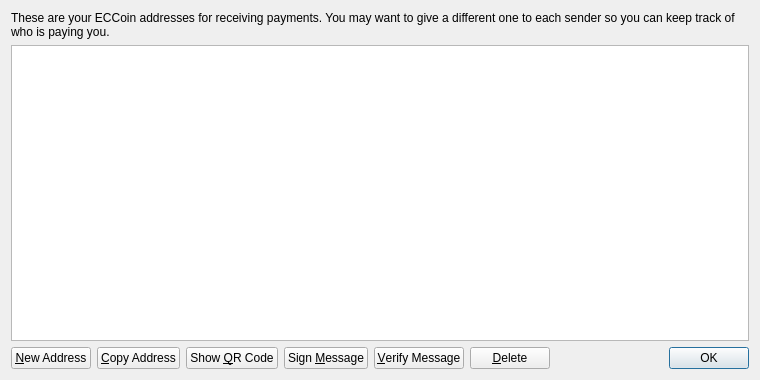
This is src/qt/forms/addressbookpage.ui in project-ecc/eccoin as Qt 5 draws it before an edit. The edited form follows.
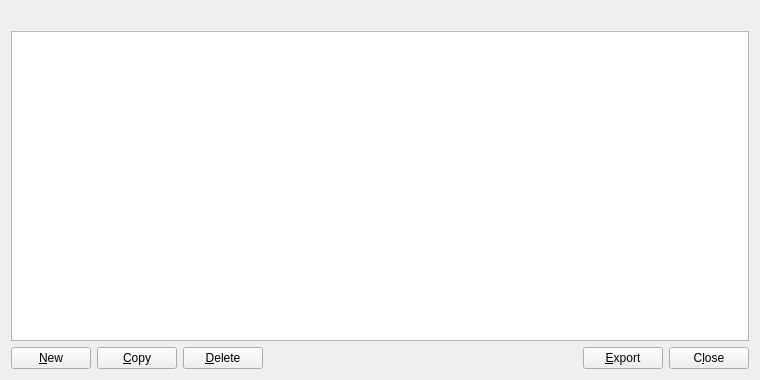
This is the edited form. Icons and pictures are not drawn.

Patch:
```diff
--- a/src/qt/forms/addressbookpage.ui
+++ b/src/qt/forms/addressbookpage.ui
@@ -16,9 +16,6 @@
   <layout class="QVBoxLayout" name="verticalLayout">
    <item>
     <widget class="QLabel" name="labelExplanation">
-     <property name="text">
-      <string>These are your ECCoin addresses for receiving payments. You may want to give a different one to each sender so you can keep track of who is paying you.</string>
-     </property>
      <property name="textFormat">
       <enum>Qt::PlainText</enum>
      </property>
@@ -63,12 +60,15 @@
         <string>Create a new address</string>
        </property>
        <property name="text">
-        <string>&amp;New Address</string>
+        <string>&amp;New</string>
        </property>
        <property name="icon">
         <iconset resource="../bitcoin.qrc">
          <normaloff>:/icons/add</normaloff>:/icons/add</iconset>
        </property>
+       <property name="autoDefault">
+        <bool>false</bool>
+       </property>
       </widget>
      </item>
      <item>
@@ -77,18 +77,14 @@
         <string>Copy the currently selected address to the system clipboard</string>
        </property>
        <property name="text">
-        <string>&amp;Copy Address</string>
+        <string>&amp;Copy</string>
        </property>
        <property name="icon">
         <iconset resource="../bitcoin.qrc">
          <normaloff>:/icons/editcopy</normaloff>:/icons/editcopy</iconset>
        </property>
-      </widget>
-     </item>
-     <item>
-      <widget class="QPushButton" name="showQRCode">
-       <property name="text">
-        <string>Show &amp;QR Code</string>
+       <property name="autoDefault">
+        <bool>false</bool>
        </property>
        <property name="icon">
         <iconset resource="../bitcoin.qrc">
@@ -97,35 +93,7 @@
       </widget>
      </item>
      <item>
-      <widget class="QPushButton" name="signMessage">
-       <property name="toolTip">
-        <string>Sign a message to prove you own a ECCoin address</string>
-       </property>
-       <property name="text">
-        <string>Sign &amp;Message</string>
-       </property>
-       <property name="icon">
-        <iconset resource="../bitcoin.qrc">
-         <normaloff>:/icons/edit</normaloff>:/icons/edit</iconset>
-       </property>
-      </widget>
-     </item>
-     <item>
-      <widget class="QPushButton" name="verifyMessage">
-       <property name="toolTip">
-        <string>Verify a message to ensure it was signed with a specified ECCoin address</string>
-       </property>
-       <property name="text">
-        <string>&amp;Verify Message</string>
-       </property>
-       <property name="icon">
-        <iconset resource="../bitcoin.qrc">
-         <normaloff>:/icons/transaction_0</normaloff>:/icons/transaction_0</iconset>
-       </property>
-      </widget>
-     </item>
-     <item>
-      <widget class="QPushButton" name="deleteButton">
+      <widget class="QPushButton" name="deleteAddress">
        <property name="toolTip">
         <string>Delete the currently selected address from the list</string>
        </property>
@@ -136,6 +104,9 @@
         <iconset resource="../bitcoin.qrc">
          <normaloff>:/icons/remove</normaloff>:/icons/remove</iconset>
        </property>
+       <property name="autoDefault">
+        <bool>false</bool>
+       </property>
       </widget>
      </item>
      <item>
@@ -152,15 +123,35 @@
       </spacer>
      </item>
      <item>
-      <widget class="QDialogButtonBox" name="buttonBox">
+      <widget class="QPushButton" name="exportButton">
+       <property name="toolTip">
+        <string>Export the data in the current tab to a file</string>
+       </property>
+       <property name="text">
+        <string>&amp;Export</string>
+       </property>
+       <property name="icon">
+        <iconset resource="../bitcoin.qrc">
+         <normaloff>:/icons/export</normaloff>:/icons/export</iconset>
+       </property>
+       <property name="autoDefault">
+        <bool>false</bool>
+       </property>
+      </widget>
+     </item>
+     <item>
+      <widget class="QPushButton" name="closeButton">
        <property name="sizePolicy">
-        <sizepolicy hsizetype="Maximum" vsizetype="Fixed">
+        <sizepolicy hsizetype="Minimum" vsizetype="Minimum">
          <horstretch>0</horstretch>
          <verstretch>0</verstretch>
         </sizepolicy>
        </property>
-       <property name="standardButtons">
-        <set>QDialogButtonBox::Ok</set>
+       <property name="text">
+        <string>C&amp;lose</string>
+       </property>
+       <property name="autoDefault">
+        <bool>false</bool>
        </property>
       </widget>
      </item>
```
Left out of the diff: 13 changed lines with no effect on the pictures.
